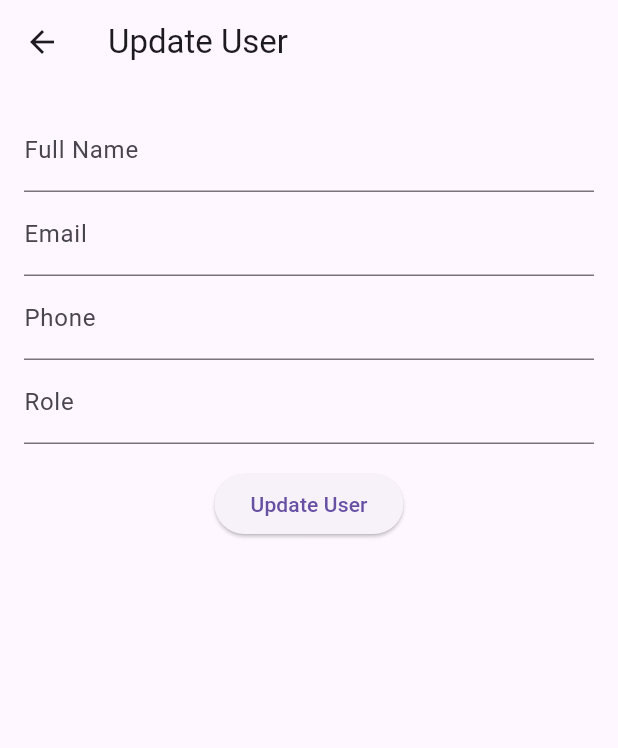
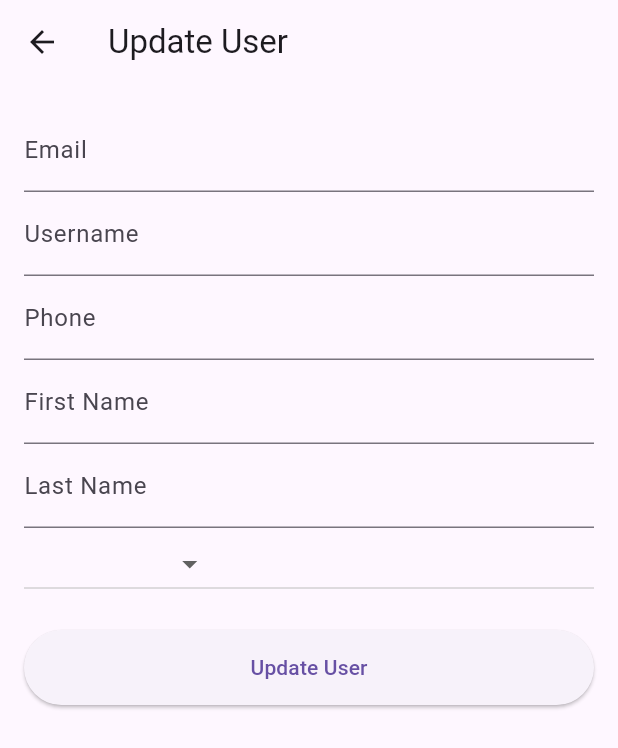
Before and after one commit to OubaallaElMehdi/library_management_fluter, a Flutter app: the UpdateUserPage screen opened directly with empty values, on a phone screen of 412 x 824 dp. Shown: the top 748 px of the screen. Run offline on Flutter 3.47's test engine with Material 3 defaults, Android fonts, the phone set to English and light mode, and no system bars; our stand-ins replace shared_preferences; accounts and stored records are empty; network calls fail.

Commit message:
user list

```diff
--- a/lib/models/user.dart
+++ b/lib/models/user.dart
@@ -1,26 +1,31 @@
 class Client {
-  final String id; // Make sure id is defined as String here
-  final String fullname;
+  final String id;
   final String email;
+  final String username;
   final String phone;
   final String role;
+  final String firstName;
+  final String lastName;
 
   Client({
     required this.id,
-    required this.fullname,
     required this.email,
+    required this.username,
     required this.phone,
     required this.role,
+    required this.firstName,
+    required this.lastName,
   });
 
   factory Client.fromJson(Map<String, dynamic> json) {
     return Client(
-      id: json['id']
-          .toString(), // Ensure the id is converted to a String if it's an int
-      fullname: json['fullname'],
-      email: json['email'],
-      phone: json['phone'],
-      role: json['role'],
+      id: json['id'].toString(),
+      email: json['email'] ?? 'Unknown Email',
+      username: json['username'] ?? 'Unknown Username',
+      phone: json['phone'] ?? 'Unknown Phone',
+      role: json['roleUsers'][0]['role']['authority'] ?? 'Unknown Role',
+      firstName: json['firstName'] ?? 'Unknown First Name',
+      lastName: json['lastName'] ?? 'Unknown Last Name',
     );
   }
 }
--- a/lib/services/user_service.dart
+++ b/lib/services/user_service.dart
@@ -44,12 +44,12 @@ class UserService {
     }
 
     final response = await http.put(
-      Uri.parse('$baseUrl/id/${userData['id']}'),
+      Uri.parse('$baseUrl/'), // Correct endpoint: no need for `/id/`
       headers: {
         'Content-Type': 'application/json',
         'Authorization': 'Bearer $token',
       },
-      body: jsonEncode(userData),
+      body: jsonEncode(userData), // Ensure the userData is correct
     );
 
     if (response.statusCode != 200) {
@@ -67,7 +67,7 @@ class UserService {
     }
 
     final response = await http.delete(
-      Uri.parse('$baseUrl/id/$userId'),
+      Uri.parse('$baseUrl/id/$userId'), // Corrected URL for deletion
       headers: {
         'Authorization': 'Bearer $token',
       },
--- a/lib/views/admin/user_managment/update_user.dart
+++ b/lib/views/admin/user_managment/update_user.dart
@@ -3,7 +3,9 @@ import 'package:library_management/models/user.dart';
 import 'package:library_management/services/user_service.dart';
 
 class UpdateUserPage extends StatefulWidget {
-  const UpdateUserPage({super.key});
+  final Client user;
+
+  const UpdateUserPage({Key? key, required this.user}) : super(key: key);
 
   @override
   State<UpdateUserPage> createState() => _UpdateUserPageState();
@@ -11,70 +13,105 @@ class UpdateUserPage extends StatefulWidget {
 
 class _UpdateUserPageState extends State<UpdateUserPage> {
   final UserService userService = UserService();
-  final TextEditingController fullnameController = TextEditingController();
-  final TextEditingController emailController = TextEditingController();
-  final TextEditingController phoneController = TextEditingController();
-  final TextEditingController roleController = TextEditingController();
-  late String userId;
+
+  late TextEditingController emailController;
+  late TextEditingController usernameController;
+  late TextEditingController phoneController;
+  late TextEditingController firstNameController;
+  late TextEditingController lastNameController;
+  late String selectedRole;
 
   @override
-  void didChangeDependencies() {
-    super.didChangeDependencies();
-    final Client user = ModalRoute.of(context)!.settings.arguments as Client;
-    userId = user.id;
-    fullnameController.text = user.fullname;
-    emailController.text = user.email;
-    phoneController.text = user.phone;
-    roleController.text = user.role;
+  void initState() {
+    super.initState();
+    // Initialize controllers with the user data passed to the page
+    emailController = TextEditingController(text: widget.user.email);
+    usernameController = TextEditingController(text: widget.user.username);
+    phoneController = TextEditingController(text: widget.user.phone);
+    firstNameController = TextEditingController(text: widget.user.firstName);
+    lastNameController = TextEditingController(text: widget.user.lastName);
+    selectedRole = widget.user.role; // Assuming `role` is a string here
   }
 
-  void updateUser() async {
-    try {
-      await userService.updateUser({
-        'id': userId,
-        'fullname': fullnameController.text,
-        'email': emailController.text,
-        'phone': phoneController.text,
-        'role': roleController.text,
-      });
-      ScaffoldMessenger.of(context).showSnackBar(
-        const SnackBar(content: Text('User updated successfully')),
-      );
-      Navigator.pop(context); // Return to the list page after updating
-    } catch (e) {
-      ScaffoldMessenger.of(context).showSnackBar(
-        SnackBar(content: Text('Error updating user: ${e.toString()}')),
-      );
-    }
+  Future<void> updateUser() async {
+    final updatedUser = {
+      "id": widget.user.id,
+      "email": emailController.text,
+      "username": usernameController.text,
+      "phone": phoneController.text,
+      "roleUsers": [
+        {
+          "id": 1, // ROLE_ADMIN (or other depending on selection)
+          "role": {
+            "id": selectedRole == "ROLE_ADMIN"
+                ? 1
+                : 2, // Based on the role dropdown
+            "authority": selectedRole
+          }
+        }
+      ],
+      "firstName": firstNameController.text,
+      "lastName": lastNameController.text,
+      "accountNonExpired": true, // Assuming fixed values
+      "accountNonLocked": true,
+      "credentialsNonExpired": true,
+      "passwordChanged": false, // Assuming fixed values
+    };
+
+    await userService.updateUser(updatedUser);
+    Navigator.pop(context); // Close the update page
   }
 
   @override
   Widget build(BuildContext context) {
     return Scaffold(
-      appBar: AppBar(title: const Text('Update User')),
+      appBar: AppBar(
+        title: const Text('Update User'),
+      ),
       body: Padding(
         padding: const EdgeInsets.all(16.0),
-        child: Column(
+        child: ListView(
           children: [
-            TextField(
-              controller: fullnameController,
-              decoration: const InputDecoration(labelText: 'Full Name'),
-            ),
             TextField(
               controller: emailController,
               decoration: const InputDecoration(labelText: 'Email'),
+            ),
+            TextField(
+              controller: usernameController,
+              decoration: const InputDecoration(labelText: 'Username'),
             ),
             TextField(
               controller: phoneController,
               decoration: const InputDecoration(labelText: 'Phone'),
             ),
             TextField(
-              controller: roleController,
-              decoration: const InputDecoration(labelText: 'Role'),
+              controller: firstNameController,
+              decoration: const InputDecoration(labelText: 'First Name'),
             ),
-            const SizedBox(height: 16),
+            TextField(
+              controller: lastNameController,
+              decoration: const InputDecoration(labelText: 'Last Name'),
+            ),
+            DropdownButton<String>(
+              value: selectedRole,
+              items: ['ROLE_ADMIN', 'ROLE_USER']
+                  .map((role) => DropdownMenuItem<String>(
+                        value: role,
+                        child: Text(role),
+                      ))
+                  .toList(),
+              onChanged: (value) {
+                setState(() {
+                  selectedRole = value!;
+                });
+              },
+            ),
+            const SizedBox(height: 20),
             ElevatedButton(
               onPressed: updateUser,
+              style: ElevatedButton.styleFrom(
+                minimumSize: const Size(double.infinity, 50),
+              ),
               child: const Text('Update User'),
             ),
           ],
```
Also changed, not shown: lib/main.dart (+17 -15 lines), lib/views/admin/user_managment/list_user.dart (+14 -76 lines), lib/views/admin/user_managment/creat_user.dart (deleted).
